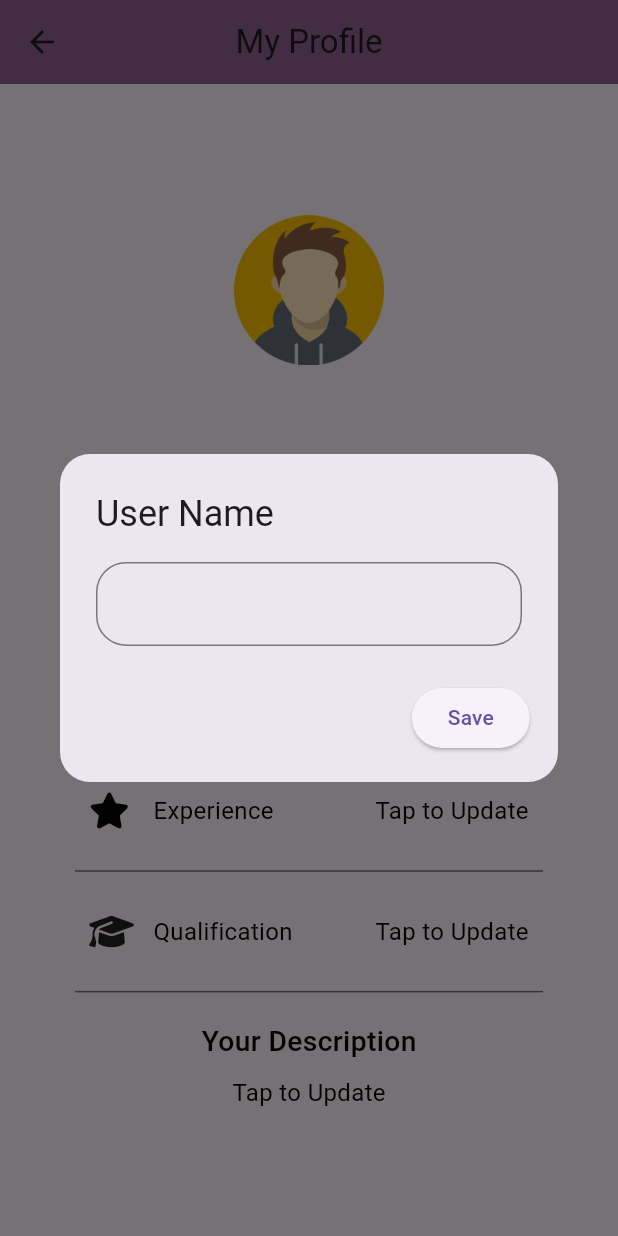
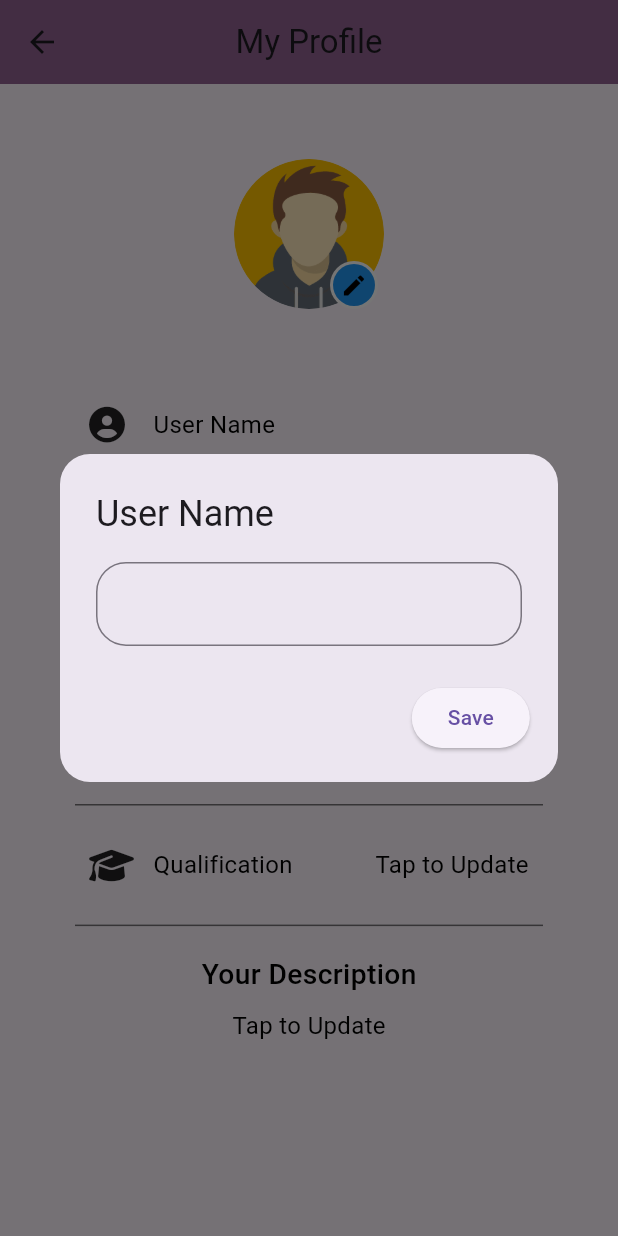
Before and after one commit to Hayam121/Quiz_App_Flutter_Full_Project, a Flutter app: the ProfilePage screen opened directly, after a tap on "User Name", on a phone screen of 412 x 824 dp. Run offline on Flutter 3.47's test engine with Material 3 defaults, Android fonts, the phone set to English and light mode, and no system bars; our stand-ins replace animated_splash_screen, cloud_firestore, firebase_auth, firebase_core, firebase_storage, fluttertoast and 6 more; accounts and stored records are empty.

Commit message:
fix problem for clear list and upload image

```diff
--- a/lib/reusableWidgets/profileSection/mainPage.dart
+++ b/lib/reusableWidgets/profileSection/mainPage.dart
@@ -20,6 +20,12 @@ class ProfilePage extends StatefulWidget {
 
 class _ProfilePageState extends State<ProfilePage> {
   @override
+  void initState() {
+    Provider.of<ProfilePageProvider>(context, listen: false).getUserData();
+    super.initState();
+  }
+
+  @override
   Widget build(BuildContext context) {
     return Scaffold(
       appBar: appBarSimple(context, "My Profile"),
@@ -27,16 +33,16 @@ class _ProfilePageState extends State<ProfilePage> {
         child: Container(
           alignment: Alignment.center,
           transformAlignment: Alignment.center,
-          padding: EdgeInsets.all(50),
+          padding: const EdgeInsets.all(50),
           child: Consumer<ProfilePageProvider>(
             builder: (context, providerValue, child) {
-              return Container(
+              return SizedBox(
                 width: ResponsiveWidget.isSmallScreen(context)
                     ? screenWidth(context)
                     : screenWidth(context) / 2,
                 child: Column(
                   children: [
-                    userImageContent(context),
+                    userImageContent(context, providerValue),
                     userNameContent(context, providerValue),
                     containerSeperator(context),
                     userEmailContent(context),
--- a/lib/reusableWidgets/profileSection/profilePageContent/userImageContent.dart
+++ b/lib/reusableWidgets/profileSection/profilePageContent/userImageContent.dart
@@ -1,32 +1,61 @@
-import 'package:firebase_auth/firebase_auth.dart';
 import 'package:flutter/material.dart';
+import 'package:flutter_project/constants/helper.dart';
+import 'package:flutter_project/reusableWidgets/profileSection/provider.dart';
+import 'package:image_picker/image_picker.dart';
 
-import '../../Responsive.dart';
+Widget userImageContent(context, ProfilePageProvider providerValue) {
+  return Stack(
+    children: [
+      ClipOval(
+        child: Material(
+          color: Colors.transparent,
+          child: Ink.image(
+            image:
+                providerValue.imageUrl == null || providerValue.imageUrl == ''
+                    ? const AssetImage("assets/images/user_img.png")
+                    : NetworkImage(providerValue.imageUrl!) as ImageProvider,
+            width: 100.0,
+            height: 100.0,
+            child: InkWell(onTap: () {
+              Helper.getImage(imageSource: ImageSource.gallery).then((value) {
+                providerValue.uploadImage(value);
+              });
+            }),
+          ),
+        ),
+      ),
+      Positioned(
+        bottom: 0,
+        right: 4,
+        child: buildEditIcon(),
+      ),
+    ],
+  );
+}
 
-// Container for user Image
-Container userImageContent(context) {
-  String? imageUrl = FirebaseAuth.instance.currentUser?.photoURL.toString();
-  if (imageUrl == "null") {
-    return Container(
-      margin: EdgeInsets.only(
-          top: setSize(context, 40), bottom: setSize(context, 7)),
-      child: Image.asset(
-        "assets/images/user_img.png",
-        height: 100,
-        width: 100,
+Widget buildEditIcon() => buildCircle(
+      color: Colors.white,
+      all: 2,
+      child: buildCircle(
+        color: Colors.blue,
+        all: 5,
+        child: const Icon(
+          Icons.edit,
+          color: Colors.black,
+          size: 18,
+        ),
       ),
-
     );
 
-  } else {
-    return Container(
-      margin: EdgeInsets.only(
-          top: setSize(context, 40), bottom: setSize(context, 7)),
-      child: Image.network(
-        imageUrl!,
-        height: 100,
-        width: 100,
+Widget buildCircle({
+  required Widget child,
+  required double all,
+  required Color color,
+}) =>
+    ClipOval(
+      child: Container(
+        padding: EdgeInsets.all(all),
+        color: color,
+        child: child,
       ),
     );
-  }
-}
--- a/lib/reusableWidgets/profileSection/provider.dart
+++ b/lib/reusableWidgets/profileSection/provider.dart
@@ -1,3 +1,8 @@
+import 'dart:io';
+
+import 'package:cloud_firestore/cloud_firestore.dart';
+import 'package:firebase_auth/firebase_auth.dart';
+import 'package:firebase_storage/firebase_storage.dart';
 import 'package:flutter/material.dart';
 
 class ProfilePageProvider extends ChangeNotifier {
@@ -7,6 +12,7 @@ class ProfilePageProvider extends ChangeNotifier {
   String about = "";
   String qualification = "";
   String userType = "";
+  String? imageUrl = '';
 
   getExperience(value) {
     experience = value;
@@ -38,6 +44,11 @@ class ProfilePageProvider extends ChangeNotifier {
     notifyListeners();
   }
 
+  getUserImage(value) {
+    imageUrl = value;
+    notifyListeners();
+  }
+
   clearAllProfileData() {
     userName = "";
     userPhone = "";
@@ -45,6 +56,59 @@ class ProfilePageProvider extends ChangeNotifier {
     about = "";
     qualification = "";
     userType = "";
+    imageUrl = '';
     notifyListeners();
   }
+
+  void getUserData() {
+    FirebaseFirestore.instance
+        .collection("users")
+        .doc(FirebaseAuth.instance.currentUser?.email.toString())
+        .get()
+        .then(
+      (value) {
+        userName = (value.data()?["name"] == null) ? "" : value.data()?["name"];
+        userPhone =
+            (value.data()!["phone"] == null) ? "" : value.data()!["phone"];
+        experience = (value.data()!["experience"] == null)
+            ? ""
+            : value.data()!["experience"];
+        about = (value.data()!["about"] == null) ? "" : value.data()!["about"];
+        qualification = (value.data()!["qualification"] == null)
+            ? ""
+            : value.data()!["qualification"];
+        userType = (value.data()!["userType"] == null)
+            ? ""
+            : value.data()!["userType"];
+        imageUrl =
+            (value.data()!["image"] == null) ? "" : value.data()!["image"];
+        notifyListeners();
+      },
+    );
+  }
+
+  void uploadImage(File value) {
+    // upload image in firebase storage
+    FirebaseStorage.instance
+        .ref()
+        .child("userImages")
+        .child(FirebaseAuth.instance.currentUser!.email.toString())
+        .putFile(value)
+        .then((p0) {
+      p0.ref.getDownloadURL().then((value) {
+        imageUrl = value;
+        print("📍image url: $value");
+        notifyListeners();
+        FirebaseFirestore.instance
+            .collection("users")
+            .doc(FirebaseAuth.instance.currentUser?.email.toString())
+            .update({
+          "image": value,
+        }).then((value) {
+          print("📍image url updated in firestore");
+          notifyListeners();
+        });
+      });
+    });
+  }
 }
```
Also changed, not shown: lib/Faculty/createQuiz/mainScreen.dart (+16 -0 lines), lib/constants/constantString.dart (+6 -3 lines), lib/constants/helper.dart (added, +15 -0 lines), lib/providers/createQuizProvider.dart (+8 -0 lines), lib/registerPage/submitButton.dart (+4 -3 lines), pubspec.yaml (+4 -58 lines), pubspec.lock, 3 other files.
